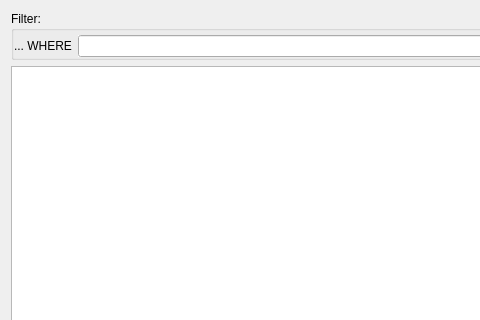
This is src/plugin/serviceProvider/serviceprovider.ui in mhatina/openlmi_gui as Qt 5 draws it before an edit; both pictures show x 0 to 480 and y 0 to 320 of the 885 by 584 pixel window. The edited form follows.
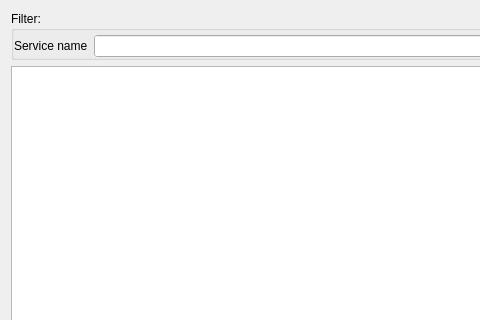
This is the edited form.

```diff
--- a/src/plugin/serviceProvider/serviceprovider.ui
+++ b/src/plugin/serviceProvider/serviceprovider.ui
@@ -35,7 +35,7 @@
       <item row="0" column="0">
        <widget class="QLabel" name="filter_label">
         <property name="text">
-         <string>... WHERE</string>
+         <string>Service name</string>
         </property>
        </widget>
       </item>
```
